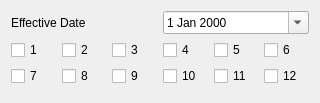
First picture: the form in itemdualphasenewview.ui, repository xlongfeng/agreement, before the edit.
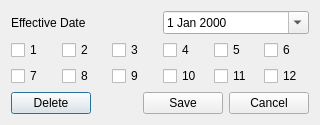
Second picture: the form after the edit.

```diff
--- a/itemdualphasenewview.ui
+++ b/itemdualphasenewview.ui
@@ -7,7 +7,7 @@
     <x>0</x>
     <y>0</y>
     <width>320</width>
-    <height>96</height>
+    <height>123</height>
    </rect>
   </property>
   <property name="windowTitle">
@@ -124,11 +124,42 @@
     </layout>
    </item>
    <item>
-    <widget class="QDialogButtonBox" name="buttonBox">
-     <property name="standardButtons">
-      <set>QDialogButtonBox::NoButton</set>
-     </property>
-    </widget>
+    <layout class="QHBoxLayout" name="horizontalLayout_3">
+     <item>
+      <widget class="QPushButton" name="deletePushButton">
+       <property name="text">
+        <string>Delete</string>
+       </property>
+      </widget>
+     </item>
+     <item>
+      <spacer name="horizontalSpacer_2">
+       <property name="orientation">
+        <enum>Qt::Horizontal</enum>
+       </property>
+       <property name="sizeHint" stdset="0">
+        <size>
+         <width>40</width>
+         <height>20</height>
+        </size>
+       </property>
+      </spacer>
+     </item>
+     <item>
+      <widget class="QPushButton" name="savePushButton">
+       <property name="text">
+        <string>Save</string>
+       </property>
+      </widget>
+     </item>
+     <item>
+      <widget class="QPushButton" name="cancelPushButton">
+       <property name="text">
+        <string>Cancel</string>
+       </property>
+      </widget>
+     </item>
+    </layout>
    </item>
   </layout>
  </widget>
```
